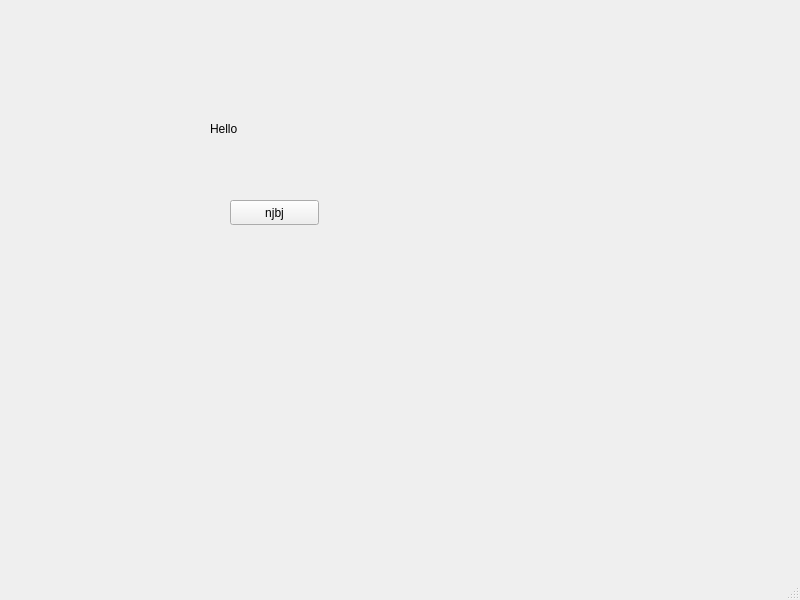
Qt form GUI/main2.ui (SethumadhavanKS/Facial-Expression-Recognition---CNN) before a commit.
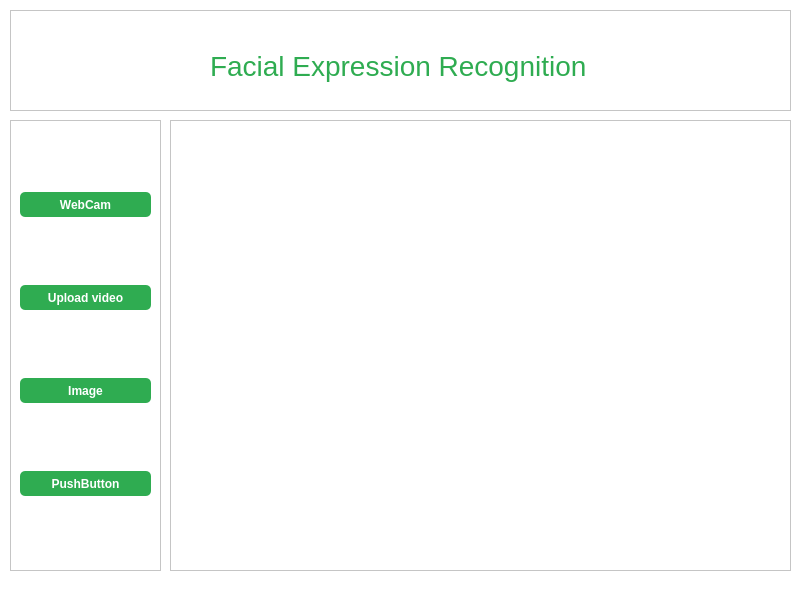
The same form after that commit.

Commit message: GUI Start window completed and main window in progress

```diff
--- a/GUI/main2.ui
+++ b/GUI/main2.ui
@@ -13,32 +13,158 @@
   <property name="windowTitle">
    <string>MainWindow</string>
   </property>
+  <property name="styleSheet">
+   <string notr="true">background-color: rgb(255, 255, 255);</string>
+  </property>
   <widget class="QWidget" name="centralwidget">
-   <widget class="QLabel" name="label">
+   <widget class="QFrame" name="frame">
     <property name="geometry">
      <rect>
-      <x>210</x>
+      <x>10</x>
+      <y>10</y>
+      <width>781</width>
+      <height>101</height>
+     </rect>
+    </property>
+    <property name="styleSheet">
+     <string notr="true"/>
+    </property>
+    <property name="frameShape">
+     <enum>QFrame::StyledPanel</enum>
+    </property>
+    <property name="frameShadow">
+     <enum>QFrame::Sunken</enum>
+    </property>
+    <widget class="QLabel" name="label">
+     <property name="geometry">
+      <rect>
+       <x>200</x>
+       <y>30</y>
+       <width>431</width>
+       <height>51</height>
+      </rect>
+     </property>
+     <property name="styleSheet">
+      <string notr="true">font: 11pt &quot;Sans&quot;;
+font-size: 28px;
+color:rgb(47, 172, 81);
+</string>
+     </property>
+     <property name="text">
+      <string>Facial Expression Recognition</string>
+     </property>
+    </widget>
+   </widget>
+   <widget class="QFrame" name="frame_2">
+    <property name="geometry">
+     <rect>
+      <x>10</x>
       <y>120</y>
-      <width>67</width>
-      <height>17</height>
+      <width>151</width>
+      <height>451</height>
      </rect>
     </property>
-    <property name="text">
-     <string>Hello</string>
+    <property name="frameShape">
+     <enum>QFrame::StyledPanel</enum>
     </property>
+    <property name="frameShadow">
+     <enum>QFrame::Raised</enum>
+    </property>
+    <layout class="QVBoxLayout" name="verticalLayout">
+     <item>
+      <widget class="QPushButton" name="pushButton">
+       <property name="styleSheet">
+        <string notr="true">background-color: rgb(47, 172, 81);
+border-radius: 5px;
+font-weight:bold;
+color: rgb(255,255,255);
+height:25px;
+ border: none;
+display: block;
+
+
+</string>
+       </property>
+       <property name="text">
+        <string>WebCam</string>
+       </property>
+      </widget>
+     </item>
+     <item>
+      <widget class="QPushButton" name="pushButton_4">
+       <property name="styleSheet">
+        <string notr="true">background-color: rgb(47, 172, 81);
+border-radius: 5px;
+font-weight:bold;
+color: rgb(255,255,255);
+height:25px;
+ border: none;
+display: block;
+
+
+</string>
+       </property>
+       <property name="text">
+        <string>Upload video</string>
+       </property>
+      </widget>
+     </item>
+     <item>
+      <widget class="QPushButton" name="pushButton_2">
+       <property name="styleSheet">
+        <string notr="true">background-color: rgb(47, 172, 81);
+border-radius: 5px;
+font-weight:bold;
+color: rgb(255,255,255);
+height:25px;
+ border: none;
+display: block;
+
+
+
+</string>
+       </property>
+       <property name="text">
+        <string>Image</string>
+       </property>
+      </widget>
+     </item>
+     <item>
+      <widget class="QPushButton" name="pushButton_3">
+       <property name="styleSheet">
+        <string notr="true">background-color: rgb(47, 172, 81);
+border-radius: 5px;
+font-weight:bold;
+color: rgb(255,255,255);
+height:25px;
+ border: none;
+display: block;
+
+
+</string>
+       </property>
+       <property name="text">
+        <string>PushButton</string>
+       </property>
+      </widget>
+     </item>
+    </layout>
    </widget>
-   <widget class="QPushButton" name="pushButton">
+   <widget class="QFrame" name="frame_3">
     <property name="geometry">
      <rect>
-      <x>230</x>
-      <y>200</y>
-      <width>89</width>
-      <height>25</height>
+      <x>170</x>
+      <y>120</y>
+      <width>621</width>
+      <height>451</height>
      </rect>
     </property>
-    <property name="text">
-     <string>njbj</string>
+    <property name="frameShape">
+     <enum>QFrame::StyledPanel</enum>
     </property>
+    <property name="frameShadow">
+     <enum>QFrame::Raised</enum>
+    </property>
    </widget>
   </widget>
   <widget class="QMenuBar" name="menubar">
```
Left out of the diff: 14 changed lines with no effect on the pictures. The commit also changes 3 other files.
